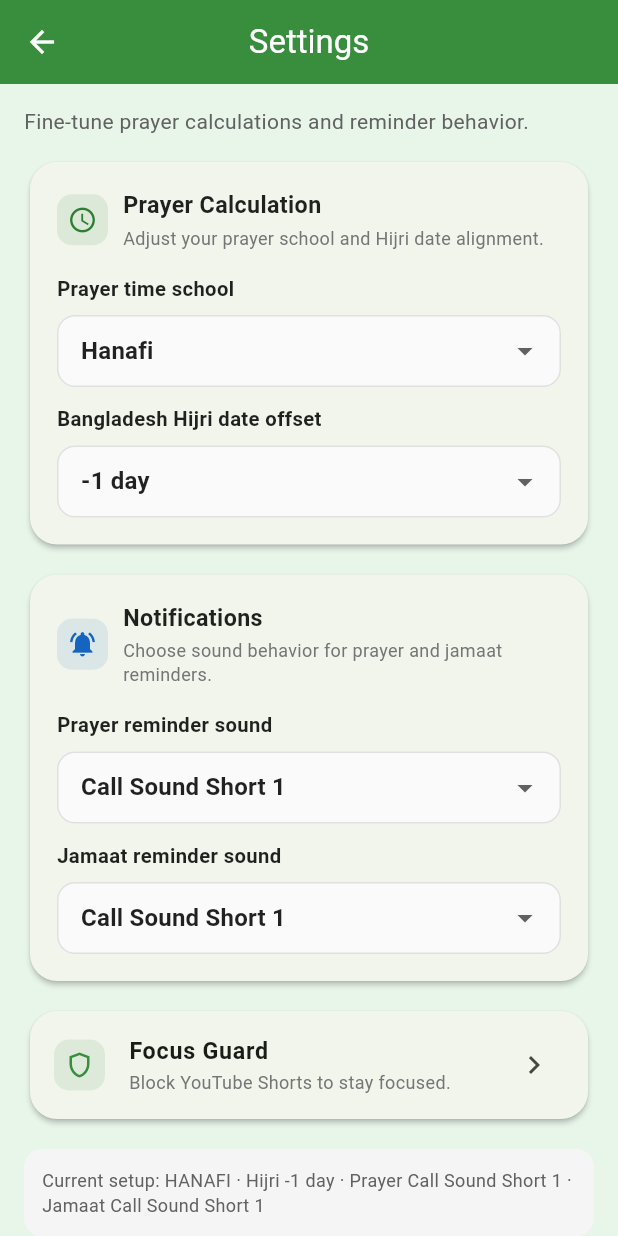
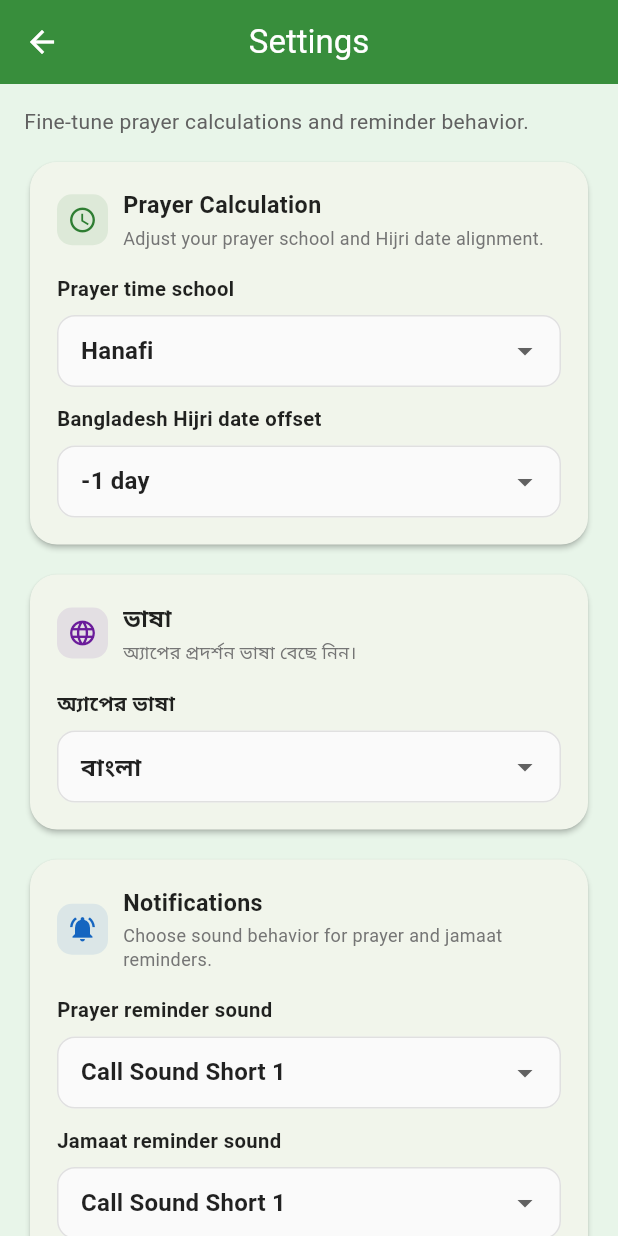
Before and after one commit to sadat46/JamaatTime, a Flutter app: the SettingsScreen screen opened directly, on a phone screen of 412 x 824 dp. Run offline on Flutter 3.47's test engine with Material 3 defaults, Android fonts, the phone set to English and light mode, and no system bars; our stand-ins replace cloud_firestore, csv, file_picker, firebase_auth, firebase_core, flutter_local_notifications and 8 more; missing offline and left inert: adhan_dart, hijri_calendar, home_widget; accounts and stored records are empty; generated files the repository leaves out were written again; statements that could not run were skipped.

Commit message:
Add language picker section to Settings screen (Phase 2)
Inserts a feature-flagged Language section between Prayer Calculation
and Notifications, with a dropdown that persists the choice via
SettingsService.setLocale and updates AppLocaleController so the app
re-renders in the new locale immediately.

Notification reschedule fires automatically via the existing
onSettingsChanged listener in HomeScreen.

```diff
--- a/lib/l10n/app_bn.arb
+++ b/lib/l10n/app_bn.arb
@@ -5,6 +5,8 @@
   "nav_calendar": "ক্যালেন্ডার",
   "nav_profile": "প্রোফাইল",
   "settings_languageSection": "ভাষা",
+  "settings_languageSubtitle": "অ্যাপের প্রদর্শন ভাষা বেছে নিন।",
+  "settings_languageLabel": "অ্যাপের ভাষা",
   "settings_languageBangla": "বাংলা",
   "settings_languageEnglish": "English",
   "widget_jamaatNA": "জামাত নেই",
--- a/lib/l10n/app_en.arb
+++ b/lib/l10n/app_en.arb
@@ -10,6 +10,10 @@
   "@nav_profile": {"description": "Bottom navigation label for the Profile tab"},
   "settings_languageSection": "Language",
   "@settings_languageSection": {"description": "Section header for the language picker in Settings"},
+  "settings_languageSubtitle": "Choose the app display language.",
+  "@settings_languageSubtitle": {"description": "Subtitle under the Language section header"},
+  "settings_languageLabel": "App language",
+  "@settings_languageLabel": {"description": "Label above the language dropdown field"},
   "settings_languageBangla": "বাংলা",
   "@settings_languageBangla": {"description": "Dropdown item label for Bengali"},
   "settings_languageEnglish": "English",
--- a/lib/l10n/app_localizations.dart
+++ b/lib/l10n/app_localizations.dart
@@ -128,6 +128,18 @@ abstract class AppLocalizations {
   /// **'Language'**
   String get settings_languageSection;
 
+  /// Subtitle under the Language section header
+  ///
+  /// In en, this message translates to:
+  /// **'Choose the app display language.'**
+  String get settings_languageSubtitle;
+
+  /// Label above the language dropdown field
+  ///
+  /// In en, this message translates to:
+  /// **'App language'**
+  String get settings_languageLabel;
+
   /// Dropdown item label for Bengali
   ///
   /// In en, this message translates to:
--- a/lib/l10n/app_localizations_bn.dart
+++ b/lib/l10n/app_localizations_bn.dart
@@ -22,6 +22,12 @@ class AppLocalizationsBn extends AppLocalizations {
 
   @override
   String get settings_languageSection => 'ভাষা';
+
+  @override
+  String get settings_languageSubtitle => 'অ্যাপের প্রদর্শন ভাষা বেছে নিন।';
+
+  @override
+  String get settings_languageLabel => 'অ্যাপের ভাষা';
 
   @override
   String get settings_languageBangla => 'বাংলা';
--- a/lib/l10n/app_localizations_en.dart
+++ b/lib/l10n/app_localizations_en.dart
@@ -22,6 +22,12 @@ class AppLocalizationsEn extends AppLocalizations {
 
   @override
   String get settings_languageSection => 'Language';
+
+  @override
+  String get settings_languageSubtitle => 'Choose the app display language.';
+
+  @override
+  String get settings_languageLabel => 'App language';
 
   @override
   String get settings_languageBangla => 'বাংলা';
--- a/lib/screens/settings_screen.dart
+++ b/lib/screens/settings_screen.dart
@@ -1,4 +1,7 @@
 import 'package:flutter/material.dart';
+import '../core/app_locale_controller.dart';
+import '../core/feature_flags.dart';
+import '../l10n/app_localizations.dart';
 import '../services/notification_service.dart';
 import '../services/settings_service.dart';
 import 'focus_guard_screen.dart';
@@ -18,6 +21,7 @@ class _SettingsScreenState extends State<SettingsScreen> {
   final NotificationService _notificationService = NotificationService();
 
   String _madhab = 'hanafi';
+  String _locale = 'bn';
   int _bangladeshHijriOffsetDays =
       SettingsService.defaultBangladeshHijriOffsetDays;
   int _prayerNotificationSoundMode = 0; // 0: Custom1, 1: System, 2: None, 3: Custom2, 4: Custom3
@@ -32,6 +36,7 @@ class _SettingsScreenState extends State<SettingsScreen> {
 
   Future<void> _loadSettings() async {
     final madhab = await _settingsService.getMadhab();
+    final locale = await _settingsService.getLocale();
     final bangladeshHijriOffset = await _settingsService
         .getBangladeshHijriOffsetDays();
     final prayerSoundMode = await _settingsService
@@ -42,11 +47,19 @@ class _SettingsScreenState extends State<SettingsScreen> {
     if (!mounted) return;
     setState(() {
       _madhab = madhab;
+      _locale = locale;
       _bangladeshHijriOffsetDays = bangladeshHijriOffset;
       _prayerNotificationSoundMode = prayerSoundMode;
       _jamaatNotificationSoundMode = jamaatSoundMode;
       _loading = false;
     });
+  }
+
+  Future<void> _updateLocale(String code) async {
+    await _settingsService.setLocale(code);
+    await AppLocaleController.instance.set(code);
+    if (!mounted) return;
+    setState(() => _locale = code);
   }
 
   String _soundModeLabel(int value) {
@@ -300,6 +313,49 @@ class _SettingsScreenState extends State<SettingsScreen> {
                   ],
                 ),
                 const SizedBox(height: 12),
+                if (kLanguageSwitchEnabled) ...[
+                  _buildSectionCard(
+                    icon: Icons.language,
+                    color: const Color(0xFF6A1B9A),
+                    title: AppLocalizations.of(
+                      context,
+                    ).settings_languageSection,
+                    subtitle: AppLocalizations.of(
+                      context,
+                    ).settings_languageSubtitle,
+                    children: [
+                      _buildDropdownField<String>(
+                        label: AppLocalizations.of(
+                          context,
+                        ).settings_languageLabel,
+                        initialValue: _locale,
+                        items: [
+                          DropdownMenuItem(
+                            value: 'bn',
+                            child: Text(
+                              AppLocalizations.of(
+                                context,
+                              ).settings_languageBangla,
+                            ),
+                          ),
+                          DropdownMenuItem(
+                            value: 'en',
+                            child: Text(
+                              AppLocalizations.of(
+                                context,
+                              ).settings_languageEnglish,
+                            ),
+                          ),
+                        ],
+                        onChanged: (val) async {
+                          if (val == null) return;
+                          await _updateLocale(val);
+                        },
+                      ),
+                    ],
+                  ),
+                  const SizedBox(height: 12),
+                ],
                 _buildSectionCard(
                   icon: Icons.notifications_active,
                   color: const Color(0xFF1565C0),
```
Also changed, not shown: 1 other file.
